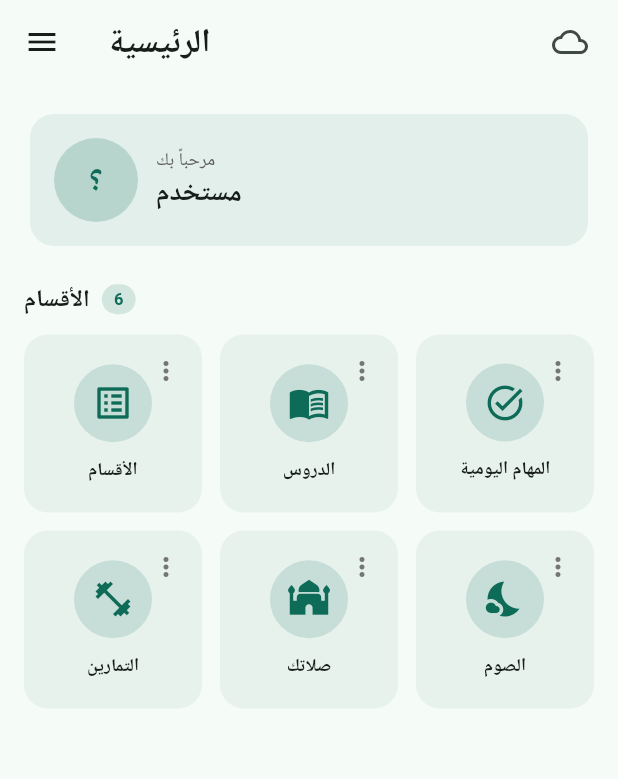
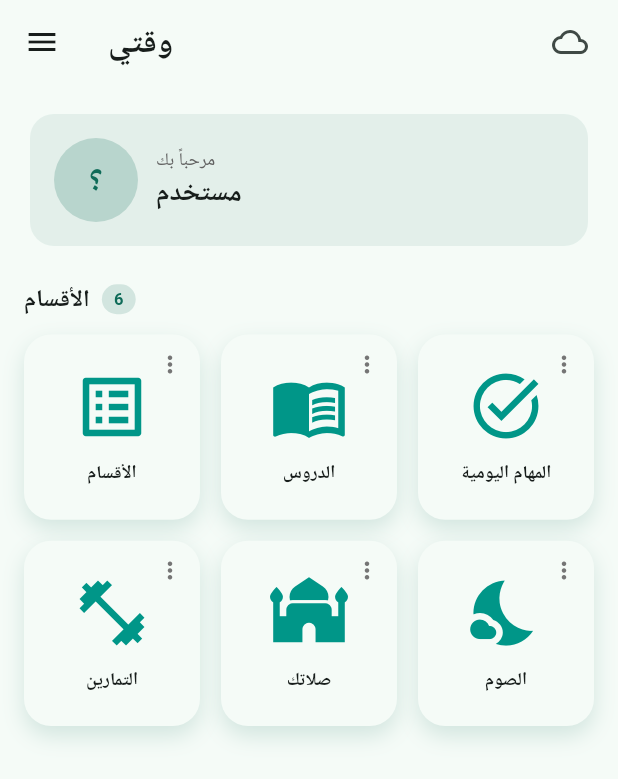
Before and after one commit to m5050p35-prog/my_worship, a Flutter app: the MainShell screen opened directly with empty values, on a phone screen of 412 x 824 dp. Shown: the top 779 px of the screen. Run offline on Flutter 3.47's test engine with Material 3 defaults, Android fonts, the phone set to English and light mode, and no system bars; our stand-ins replace flutter_local_notifications, flutter_timezone, image_picker, shared_preferences, supabase_flutter, timezone; accounts and stored records are empty.

Commit message:
Feat: Hero animation + Shimmer loading + rename to وقتي + floating grid cards

```diff
--- a/lib/l10n/app_localizations.dart
+++ b/lib/l10n/app_localizations.dart
@@ -19,7 +19,7 @@ class AppLocalizations {
   String t(String key) => (isAr ? _ar : _en)[key] ?? key;
 
   static const _ar = {
-    'app_name': 'الاتزان والترتيب',
+    'app_name': 'وقتي',
     'login': 'تسجيل الدخول',
     'signup': 'إنشاء حساب',
     'email': 'البريد الإلكتروني',
@@ -70,7 +70,7 @@ class AppLocalizations {
   };
 
   static const _en = {
-    'app_name': 'Balance & order',
+    'app_name': 'My Time',
     'login': 'Login',
     'signup': 'Sign Up',
     'email': 'Email',
--- a/lib/main.dart
+++ b/lib/main.dart
@@ -57,7 +57,7 @@ class App extends StatelessWidget {
       ],
       child: Consumer<SettingsProvider>(
         builder: (_, s, __) => MaterialApp(
-          title: s.lang == 'ar' ? 'الاتزان والترتيب' : 'Balance & order',
+          title: s.lang == 'ar' ? 'وقتي' : 'My Time',
           debugShowCheckedModeBanner: false,
           theme: AppTheme.light(),
           darkTheme: AppTheme.dark(),
--- a/lib/main_shell.dart
+++ b/lib/main_shell.dart
@@ -8,6 +8,7 @@ import 'providers/sync_provider.dart';
 import 'services/sync_service.dart';
 import 'services/notification_service.dart';
 import 'widgets/app_drawer.dart';
+import 'widgets/shimmer_image.dart';
 import 'screens/prayer_body.dart';
 import 'screens/sections_body.dart';
 import 'screens/workout_body.dart';
@@ -39,6 +40,17 @@ class _MainShellState extends State<MainShell> {
 
   void _selectTab(int i) {
     setState(() => _index = i);
+  }
+
+  // أيقونة لكل تبويب (تُستخدم كصورة Hero)
+  IconData _iconForTab(String key) {
+    if (key == 'sections') return Icons.list_alt;
+    if (key == 'lessons') return Icons.menu_book;
+    if (key == 'daily_tasks') return Icons.task_alt;
+    if (key == 'workout') return Icons.fitness_center;
+    if (key == 'prayer') return Icons.mosque;
+    if (key == 'fasting') return Icons.nights_stay;
+    return Icons.bookmark;
   }
 
   @override
@@ -93,7 +105,7 @@ class _MainShellState extends State<MainShell> {
   }
 
   // ═══════════════════════════════════════════════════════════════
-  //  الشبكة الرئيسية
+  //  الشبكة الرئيسية (مع Hero + Shimmer + شكل عائم)
   // ═══════════════════════════════════════════════════════════════
   Widget _buildGridHome(List<_Tab> tabs, SyncProvider sync) {
     final primary = Theme.of(context).colorScheme.primary;
@@ -106,7 +118,7 @@ class _MainShellState extends State<MainShell> {
 
     return Scaffold(
       appBar: AppBar(
-        title: const Text('الرئيسية',
+        title: const Text('وقتي',
             style: TextStyle(fontWeight: FontWeight.bold)),
         actions: [
           IconButton(
@@ -124,6 +136,7 @@ class _MainShellState extends State<MainShell> {
         child: Column(
           crossAxisAlignment: CrossAxisAlignment.start,
           children: [
+            // ═══ بطاقة الترحيب ═══
             Card(
               color: primary.withValues(alpha: 0.08),
               elevation: 0,
@@ -193,17 +206,18 @@ class _MainShellState extends State<MainShell> {
               ],
             ),
             const SizedBox(height: 12),
+            // ═══ شبكة عائمة (floating cards) ═══
             GridView.builder(
               shrinkWrap: true,
               physics: const NeverScrollableScrollPhysics(),
               gridDelegate: const SliverGridDelegateWithFixedCrossAxisCount(
                 crossAxisCount: 3,
-                mainAxisSpacing: 12,
-                crossAxisSpacing: 12,
-                childAspectRatio: 1,
+                mainAxisSpacing: 14,
+                crossAxisSpacing: 14,
+                childAspectRatio: 0.95,
               ),
               itemCount: tabs.length,
-              itemBuilder: (_, i) => _gridTile(tabs[i]),
+              itemBuilder: (_, i) => _floatingTile(tabs[i], i),
             ),
             const SizedBox(height: 16),
           ],
@@ -212,38 +226,50 @@ class _MainShellState extends State<MainShell> {
     );
   }
 
-  Widget _gridTile(_Tab tab) {
+  Widget _floatingTile(_Tab tab, int index) {
     final primary = Theme.of(context).colorScheme.primary;
-    return Material(
-      color: primary.withValues(alpha: 0.06),
-      borderRadius: BorderRadius.circular(16),
+    return Container(
+      decoration: BoxDecoration(
+        color: Theme.of(context).colorScheme.surface,
+        borderRadius: BorderRadius.circular(18),
+        boxShadow: [
+          BoxShadow(
+            color: primary.withValues(alpha: 0.15),
+            blurRadius: 12,
+            offset: const Offset(0, 6),
+          ),
+        ],
+      ),
+      child: Material(
+        color: Colors.transparent,
+        borderRadius: BorderRadius.circular(18),
         child: InkWell(
-        borderRadius: BorderRadius.circular(16),
-        onTap: () => _openTab(tab),
+          borderRadius: BorderRadius.circular(18),
+          onTap: () => _openTab(tab, index),
           child: Stack(
             children: [
+              // ⋮ إعدادات التذكير
               Positioned(
-              top: 0,
-              right: 0,
+                top: -4,
+                right: -4,
                 child: IconButton(
-                icon: const Icon(Icons.more_vert, size: 20),
+                  icon: const Icon(Icons.more_vert, size: 18),
                   color: Colors.grey[600],
                   tooltip: 'إعدادات التذكير',
-                onPressed: () => _editReminder(context, tab.key, tab.label),
+                  onPressed: () =>
+                      _editReminder(context, tab.key, tab.label),
                 ),
               ),
               Center(
                 child: Column(
                   mainAxisAlignment: MainAxisAlignment.center,
                   children: [
-                  Container(
-                    width: 52,
-                    height: 52,
-                    decoration: BoxDecoration(
-                      color: primary.withValues(alpha: 0.15),
-                      shape: BoxShape.circle,
-                    ),
-                    child: Icon(tab.icon, size: 28, color: primary),
+                    // ═══ Hero Image ═══
+                    ShimmerHeroImage(
+                      imageUrl: '', // أيقونة
+                      heroTag: 'tab_${tab.key}_$index',
+                      size: 52,
+                      fallbackIcon: _iconForTab(tab.key),
                     ),
                     const SizedBox(height: 10),
                     Padding(
@@ -263,21 +289,39 @@ class _MainShellState extends State<MainShell> {
             ],
           ),
         ),
+      ),
     );
   }
 
-  void _openTab(_Tab tab) {
+  void _openTab(_Tab tab, int index) {
     Navigator.push(
       context,
       MaterialPageRoute(
         builder: (ctx) => Scaffold(
           appBar: AppBar(
-            title: Text(tab.label),
+            leading: IconButton(
+              icon: const Icon(Icons.arrow_back),
+              onPressed: () => Navigator.pop(ctx),
+            ),
+            title: Row(
+              children: [
+                // ═══ Hero في صفحة التفاصيل بنفس الـ tag ═══
+                ShimmerHeroImage(
+                  imageUrl: '',
+                  heroTag: 'tab_${tab.key}_$index',
+                  size: 28,
+                  fallbackIcon: _iconForTab(tab.key),
+                ),
+                const SizedBox(width: 8),
+                Text(tab.label),
+              ],
+            ),
             actions: [
               IconButton(
                 icon: const Icon(Icons.notifications_active_outlined),
                 tooltip: 'إعدادات التذكير',
-                onPressed: () => _editReminder(context, tab.key, tab.label),
+                onPressed: () =>
+                    _editReminder(context, tab.key, tab.label),
               ),
               Consumer<SyncProvider>(
                 builder: (_, sync, __) => IconButton(
@@ -328,7 +372,7 @@ class _MainShellState extends State<MainShell> {
                   ),
                   const SizedBox(height: 8),
                   DropdownButtonFormField<ReminderFrequency>(
-                    initialValue: freq, // ✅ تم تصحيحها هنا
+                    initialValue: freq,
                     decoration: const InputDecoration(
                         labelText: 'التكرار', border: OutlineInputBorder()),
                     items: ReminderFrequency.values
@@ -383,8 +427,7 @@ class _MainShellState extends State<MainShell> {
   // ═══════════════════════════════════════════════════════════════
   //  بقية الأنماط
   // ═══════════════════════════════════════════════════════════════
-  Widget _buildBottomBar(
-      List<_Tab> tabs, SyncProvider sync, int idx) {
+  Widget _buildBottomBar(List<_Tab> tabs, SyncProvider sync, int idx) {
     return Scaffold(
       appBar: AppBar(
         title: Text(tabs[idx].label),
@@ -415,8 +458,7 @@ class _MainShellState extends State<MainShell> {
     );
   }
 
-  Widget _buildTopTabs(
-      List<_Tab> tabs, SyncProvider sync, int idx) {
+  Widget _buildTopTabs(List<_Tab> tabs, SyncProvider sync, int idx) {
     final primary = Theme.of(context).colorScheme.primary;
     return Scaffold(
       appBar: AppBar(
@@ -506,7 +548,6 @@ class _MainShellState extends State<MainShell> {
     }
   }
 
-  // ═══════════════════════════════════════════════════════════════
   Widget _prayer() => PrayerBody(
         days: user.prayerDays,
         sortMode: user.prayerSortMode,
@@ -543,8 +584,7 @@ class _MainShellState extends State<MainShell> {
   Widget _lessons() =>
       LessonsBody(lessonDays: user.lessonDays, onChanged: _changed);
 
-  Widget _dailyTasks() =>
-      DailyTasksBody(user: user, onChanged: _changed);
+  Widget _dailyTasks() => DailyTasksBody(user: user, onChanged: _changed);
 
   Widget _workout() => WorkoutBody(
         entries: user.workoutEntries,
--- /dev/null
+++ b/lib/widgets/shimmer_image.dart
@@ -0,0 +1,136 @@
+import 'package:flutter/material.dart';
+
+/// صورة مع تأثير Shimmer أثناء التحميل + Hero Animation
+class ShimmerHeroImage extends StatefulWidget {
+  final String imageUrl;
+  final String heroTag;
+  final double size;
+  final IconData fallbackIcon;
+
+  const ShimmerHeroImage({
+    super.key,
+    required this.imageUrl,
+    required this.heroTag,
+    this.size = 52,
+    this.fallbackIcon = Icons.book,
+  });
+
+  @override
+  State<ShimmerHeroImage> createState() => _ShimmerHeroImageState();
+}
+
+class _ShimmerHeroImageState extends State<ShimmerHeroImage>
+    with SingleTickerProviderStateMixin {
+  late AnimationController _shimmerCtrl;
+  bool _loaded = false;
+  bool _error = false;
+
+  @override
+  void initState() {
+    super.initState();
+    _shimmerCtrl = AnimationController(
+      vsync: this,
+      duration: const Duration(milliseconds: 1200),
+    )..repeat();
+  }
+
+  @override
+  void dispose() {
+    _shimmerCtrl.dispose();
+    super.dispose();
+  }
+
+  @override
+  Widget build(BuildContext context) {
+    final isUrl = widget.imageUrl.startsWith('http');
+
+    // ═══ بدون صورة → أيقونة عادية ═══
+    if (widget.imageUrl.isEmpty) {
+      return Hero(
+        tag: widget.heroTag,
+        child: Material(
+          type: MaterialType.transparency,
+          child: Icon(widget.fallbackIcon,
+              size: widget.size, color: Colors.teal),
+        ),
+      );
+    }
+
+    return Hero(
+      tag: widget.heroTag,
+      child: Material(
+        type: MaterialType.transparency,
+        child: ClipRRect(
+          borderRadius: BorderRadius.circular(12),
+          child: SizedBox(
+            width: widget.size,
+            height: widget.size,
+            child: isUrl
+                ? _buildNetworkImage()
+                : _buildIconFallback(),
+          ),
+        ),
+      ),
+    );
+  }
+
+  Widget _buildNetworkImage() {
+    return Stack(
+      fit: StackFit.expand,
+      children: [
+        // ═══ Shimmer أثناء التحميل ═══
+        if (!_loaded && !_error)
+          AnimatedBuilder(
+            animation: _shimmerCtrl,
+            builder: (_, __) {
+              return Container(
+                decoration: BoxDecoration(
+                  gradient: LinearGradient(
+                    begin: Alignment(-1.0 - 2 * _shimmerCtrl.value, 0),
+                    end: Alignment(1.0 - 2 * _shimmerCtrl.value, 0),
+                    colors: [
+                      Colors.grey[300]!,
+                      Colors.grey[100]!,
+                      Colors.grey[300]!,
+                    ],
+                  ),
+                ),
+              );
+            },
+          ),
+
+        // ═══ الصورة الفعلية ═══
+        Image.network(
+          widget.imageUrl,
+          fit: BoxFit.cover,
+          errorBuilder: (_, __, ___) {
+            WidgetsBinding.instance.addPostFrameCallback((_) {
+              if (mounted && !_error) setState(() => _error = true);
+            });
+            return _buildIconFallback();
+          },
+          frameBuilder: (_, child, frame, wasSync) {
+            if (frame != null && !_loaded) {
+              WidgetsBinding.instance.addPostFrameCallback((_) {
+                if (mounted) setState(() => _loaded = true);
+              });
+            }
+            return AnimatedOpacity(
+              opacity: _loaded ? 1 : 0,
+              duration: const Duration(milliseconds: 300),
+              child: child,
+            );
+          },
+        ),
+      ],
+    );
+  }
+
+  Widget _buildIconFallback() {
+    return Container(
+      color: Colors.teal.withValues(alpha: 0.1),
+      child: Icon(widget.fallbackIcon,
+          size: widget.size * 0.6, color: Colors.teal),
+    );
+  }
+}
--- a/pubspec.yaml
+++ b/pubspec.yaml
@@ -1,7 +1,7 @@
 name: my_worship
-description: "الاتزان والترتيب — Balance & order"
+description: "وقتي — My Time"
 publish_to: 'none'
-version: 1.2.0+3
+version: 1.3.0+4
 
 environment:
   sdk: '>=3.3.0 <4.0.0'
```
Also changed, not shown: 2 other files. Lines whose indentation alone changed are shown as unchanged.
